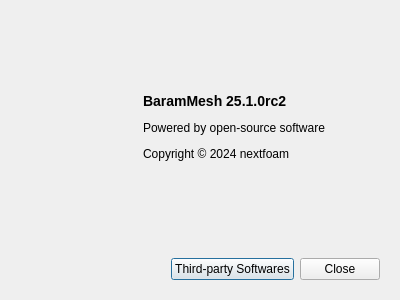
nextfoam/baram, file baramMesh/view/menu/help/about_dialog.ui: the form before one commit.
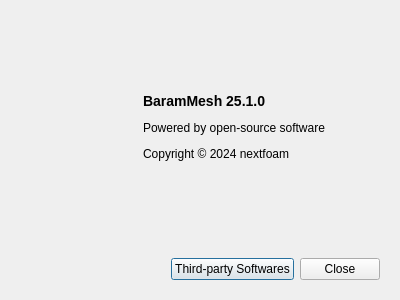
The form after the commit.

Patch:
```diff
--- a/baramMesh/view/menu/help/about_dialog.ui
+++ b/baramMesh/view/menu/help/about_dialog.ui
@@ -90,7 +90,7 @@
          </sizepolicy>
         </property>
         <property name="text">
-         <string>&lt;p&gt;&lt;b&gt;&lt;font size=&quot;4&quot;&gt;BaramMesh 25.1.0rc2&lt;/font&gt;&lt;/b&gt;&lt;/p&gt;
+         <string>&lt;p&gt;&lt;b&gt;&lt;font size=&quot;4&quot;&gt;BaramMesh 25.1.0&lt;/font&gt;&lt;/b&gt;&lt;/p&gt;
 
 &lt;p&gt;Powered by open-source software&lt;/p&gt;
 
```
